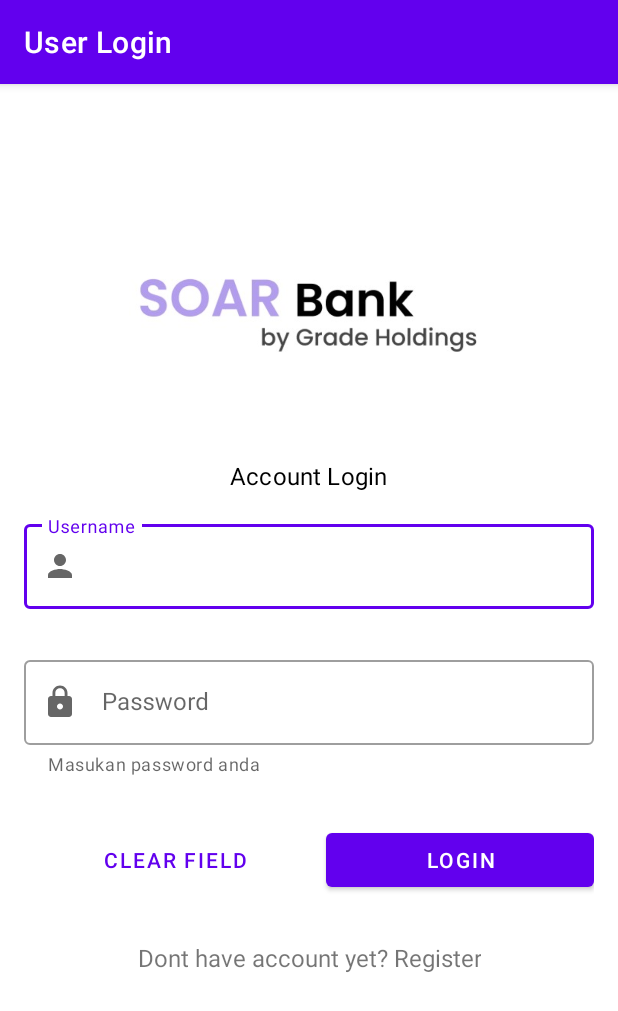
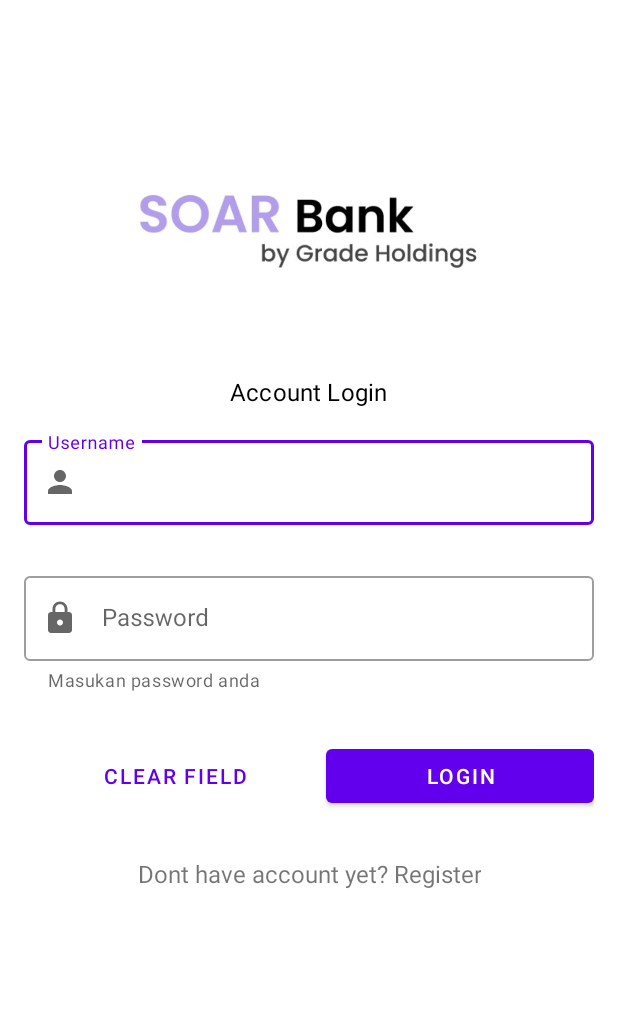
Before and after one commit to CloudDear/TugasBesar_MBanking_18_Revisi, an Android app: the screen it shows after launch (MainActivity), on a phone screen of 412 x 824 dp. Shown: the top 1011 px of the screen. Run offline under Robolectric (Android 15) with nearby library versions, the phone set to English and light mode, and no system bars.

Commit message:
Menghilangkan Action Bar Tulisan

```diff
--- a/app/src/main/res/values-night/themes.xml
+++ b/app/src/main/res/values-night/themes.xml
@@ -1,6 +1,6 @@
 <resources xmlns:tools="http://schemas.android.com/tools">
     <!-- Base application theme. -->
-    <style name="Theme.TugasBesar_MBanking_18" parent="Theme.MaterialComponents.DayNight.DarkActionBar">
+    <style name="Theme.TugasBesar_MBanking_18" parent="Theme.MaterialComponents.DayNight.NoActionBar">
         <!-- Primary brand color. -->
         <item name="colorPrimary">@color/purple_200</item>
         <item name="colorPrimaryVariant">@color/purple_700</item>
--- a/app/src/main/res/values/themes.xml
+++ b/app/src/main/res/values/themes.xml
@@ -1,6 +1,6 @@
 <resources xmlns:tools="http://schemas.android.com/tools">
     <!-- Base application theme. -->
-    <style name="Theme.TugasBesar_MBanking_18" parent="Theme.MaterialComponents.DayNight.DarkActionBar">
+    <style name="Theme.TugasBesar_MBanking_18" parent="Theme.MaterialComponents.DayNight.NoActionBar">
         <!-- Primary brand color. -->
         <item name="colorPrimary">@color/purple_500</item>
         <item name="colorPrimaryVariant">@color/purple_700</item>
```
